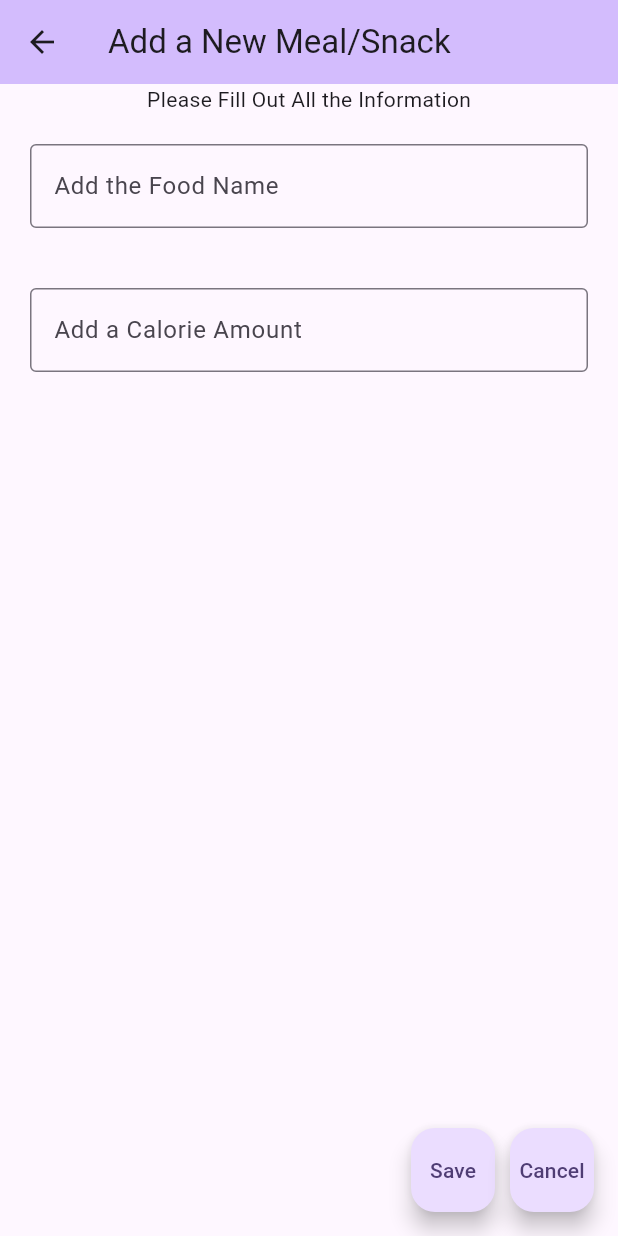
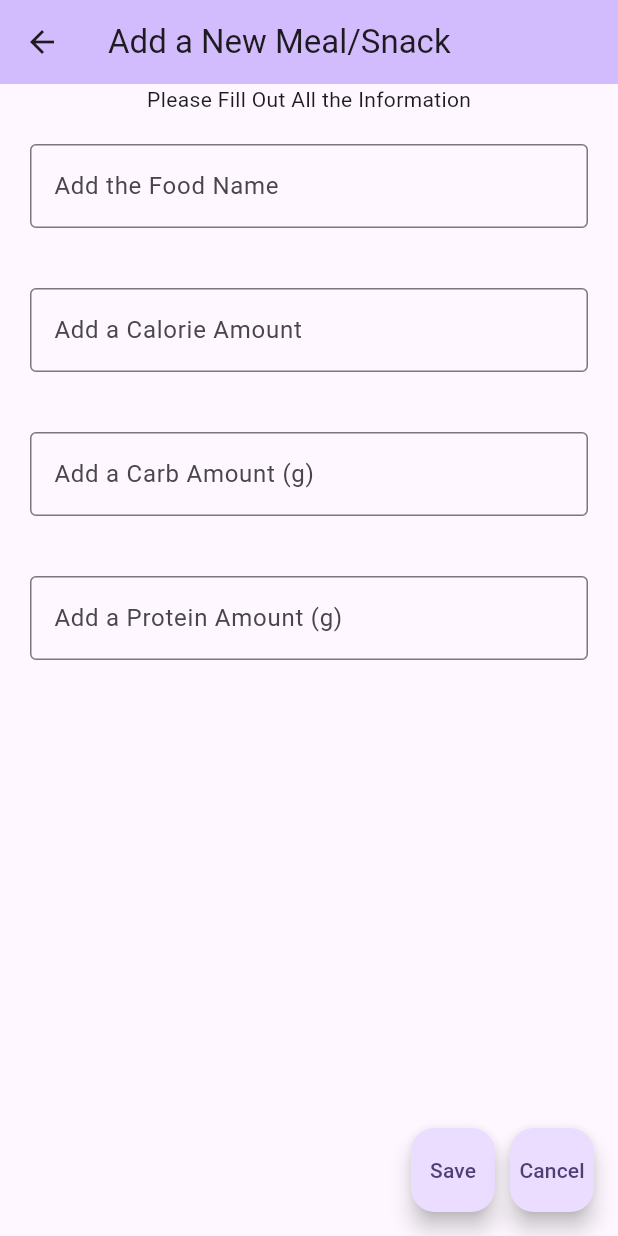
Before and after one commit to FastCrag/CalorieTracker, a Flutter app: the screen it shows after launch, after a tap on "Add a New Food", on a phone screen of 412 x 824 dp. Run offline on Flutter 3.47's test engine with Material 3 defaults, Android fonts, the phone set to English and light mode, and no system bars; our stand-ins replace shared_preferences.

Commit message:
added functionality to add carbs and proteins to food. Updated the calorie calculation to include such

```diff
--- a/lib/addFoodPage.dart
+++ b/lib/addFoodPage.dart
@@ -17,6 +17,8 @@ class AddFoodPage extends StatefulWidget {
 class _AddFoodState extends State<AddFoodPage> {
   final TextEditingController _nameController = TextEditingController();
   final TextEditingController _calorieController = TextEditingController();
+  final TextEditingController _carbsController = TextEditingController();
+  final TextEditingController _proteinController = TextEditingController();
 
   @override
   Widget build(BuildContext context) {
@@ -56,6 +58,30 @@ class _AddFoodState extends State<AddFoodPage> {
                   ),
                 ),
               ),
+              Container(
+                margin: const EdgeInsets.all(20),
+                child: TextField(
+                  controller: _carbsController,
+                  obscureText: false,
+                  keyboardType: TextInputType.number,
+                  decoration: InputDecoration(
+                    border: OutlineInputBorder(),
+                    labelText: 'Add a Carb Amount (g)',
+                  ),
+                ),
+              ),
+              Container(
+                margin: const EdgeInsets.all(20),
+                child: TextField(
+                  controller: _proteinController,
+                  obscureText: false,
+                  keyboardType: TextInputType.number,
+                  decoration: InputDecoration(
+                    border: OutlineInputBorder(),
+                    labelText: 'Add a Protein Amount (g)',
+                  ),
+                ),
+              ),
             ],
           ),
         ),
@@ -87,8 +113,10 @@ class _AddFoodState extends State<AddFoodPage> {
   void saveClicked() {
     String newName = _nameController.text;
     int newCalories = int.parse(_calorieController.text);
+    int newCarbs = int.parse(_carbsController.text);
+    int newProtein = int.parse(_proteinController.text);
 
-    widget.foodList.add(Food(name: newName, calories: newCalories));
+    widget.foodList.add(Food(name: newName, calories: newCalories, carbs: newCarbs, protein: newProtein));
 
     // Pass back the updated lists
     Navigator.pop(context, true);
--- a/lib/food.dart
+++ b/lib/food.dart
@@ -14,15 +14,34 @@ class Food{
     calories = newCalories;
   }
 
-  Food({required this.name, required this.calories});
+  int carbs = 0;
+  int get getCarbs => carbs;
+
+  void setCarbs(int newCarbs){
+    carbs = newCarbs;
+  }
+
+  int protein = 0;
+  int get getProtein => protein;
+
+  void setProtein(int newProtein){
+    protein = newProtein;
+  }
+
+  Food({required this.name, required this.calories, required this.carbs, required this.protein});
 
   //code for saving the information to Json file
   Food.fromJson(Map<String, dynamic> json)
     : name = json['name'] as String,
-      calories = json['calories'] as int;
+      calories = json['calories'] as int,
+      carbs = json['carbs'] as int,
+      protein = json['protein'] as int;
+
 
   Map<String, dynamic> toJson() => {
     'name' : name,
-    'calories' : calories
+    'calories' : calories,
+    'carbs' : carbs,
+    'protein' : protein,
   };
 }
--- a/lib/main.dart
+++ b/lib/main.dart
@@ -125,7 +125,7 @@ class _HomeState extends State<Home> with TickerProviderStateMixin {
             child: Column(
                 children: [
                   //Displays total amount of calories consumed
-                  totalCaloriesCard(),
+                  totalFoodStatsCard(),
                   ...List.generate(
                     foodList.length,
                         (index) => createFoodCard(index),
@@ -140,7 +140,7 @@ class _HomeState extends State<Home> with TickerProviderStateMixin {
             child: Column(
                 children: [
                   //Displays total amount of calories consumed
-                  totalCaloriesCard(),
+                  totalCaloriesBurnedCard(),
                   ...List.generate(
                     workoutList.length,
                         (index) => createWorkoutCard(index),
@@ -321,7 +321,23 @@ class _HomeState extends State<Home> with TickerProviderStateMixin {
                       mainAxisAlignment: MainAxisAlignment.spaceBetween,
                       children: [
                         Text(
-                          'Calories: ' + foodList[index].getCalories.toString(),
+                          'Calories: ${foodList[index].getCalories}',
+                        ),
+                      ],
+                    ),
+                    Row(
+                      mainAxisAlignment: MainAxisAlignment.spaceBetween,
+                      children: [
+                        Text(
+                          'Carbs: ${foodList[index].getCarbs}g',
+                        ),
+                      ],
+                    ),
+                    Row(
+                      mainAxisAlignment: MainAxisAlignment.spaceBetween,
+                      children: [
+                        Text(
+                          'Protein: ${foodList[index].getProtein}g',
                         ),
                       ],
                     ),
@@ -417,7 +433,7 @@ class _HomeState extends State<Home> with TickerProviderStateMixin {
 
 
   //Display total amount of calories consumed at the top of the calories list
-  Widget totalCaloriesCard() {
+  Widget totalCaloriesBurnedCard() {
     return Card(
       elevation: 5,
       clipBehavior: Clip.hardEdge,
@@ -431,7 +447,7 @@ class _HomeState extends State<Home> with TickerProviderStateMixin {
               mainAxisAlignment: MainAxisAlignment.spaceBetween,
               children: [
                 Text(
-                  'Total Calories: ${getTotalCalories()}',
+                  'Total Calories Burned: ${getTotalCaloriesBurned()}',
                   style: TextStyle(
                     fontWeight: FontWeight.bold,
                     fontSize: 20,
@@ -445,12 +461,93 @@ class _HomeState extends State<Home> with TickerProviderStateMixin {
     );
   }
 
+  Widget totalFoodStatsCard() {
+    return Card(
+      elevation: 5,
+      clipBehavior: Clip.hardEdge,
+          child: SizedBox(
+              width: 350,
+              child: SingleChildScrollView(
+                physics: ClampingScrollPhysics(),
+                scrollDirection: Axis.vertical,
+                child: Container(
+                  padding: const EdgeInsets.all(15.0),
+                  child: Column(
+                    mainAxisSize: MainAxisSize.min, // Set mainAxisSize to min
+                    mainAxisAlignment: MainAxisAlignment.start,
+                    crossAxisAlignment: CrossAxisAlignment.stretch,
+                    children: [
+                      Row(
+                          mainAxisAlignment: MainAxisAlignment.spaceBetween,
+                          children: [
+                            Text(
+                              "Total Calories: ${getTotalCaloriesFromFood()}",
+                              style: TextStyle(
+                                fontWeight: FontWeight.bold,
+                                fontSize: 20,
+                              ),
+                            ),
+
+                          ]
+                      ),
+                      Row(
+                        mainAxisAlignment: MainAxisAlignment.spaceBetween,
+                        children: [
+                          Text(
+                            'Carbs: ${getTotalCarbs()}g',
+                          ),
+                        ],
+                      ),
+                      Row(
+                        mainAxisAlignment: MainAxisAlignment.spaceBetween,
+                        children: [
+                          Text(
+                            'Protein: ${getTotalProteins()}g',
+                          ),
+                        ],
+                      ),
+                      Row(
+                        mainAxisAlignment: MainAxisAlignment.spaceBetween,
+                        children: [
+                          Text(
+                            'Effective Calories: ${getEffectiveCalories()}',
+                          ),
+                        ],
+                      ),
+                    ], //children
+                  ),
+                ),
+              )
+          )
+    );
+  }
+
   //Function to get the total amount of calories
   //Also accounts for amount of calories burned from workouts
-  int getTotalCalories() {
+  int getEffectiveCalories() {
     int totalCaloriesFromFood = foodList.fold(0, (sum, food) => sum + food.getCalories);
     int totalCaloriesBurned = workoutList.fold(0, (sum, workout) => sum + workout.getCaloriesBurned);
     return totalCaloriesFromFood - totalCaloriesBurned;
+  }
+
+  int getTotalCaloriesFromFood() {
+    int totalCaloriesFromFood = foodList.fold(0, (sum, food) => sum + food.getCalories);
+    return totalCaloriesFromFood;
+  }
+
+  int getTotalCaloriesBurned() {
+    int totalCaloriesBurned = workoutList.fold(0, (sum, workout) => sum + workout.getCaloriesBurned);
+    return totalCaloriesBurned;
+  }
+
+  int getTotalCarbs() {
+    int totalCarbsFromFood = foodList.fold(0, (sum, food) => sum + food.getCarbs);
+    return totalCarbsFromFood;
+  }
+
+  int getTotalProteins() {
+    int totalProteinsFromFood = foodList.fold(0, (sum, food) => sum + food.getProtein);
+    return totalProteinsFromFood;
   }
 
   Widget addNewWorkoutCard() {
```
